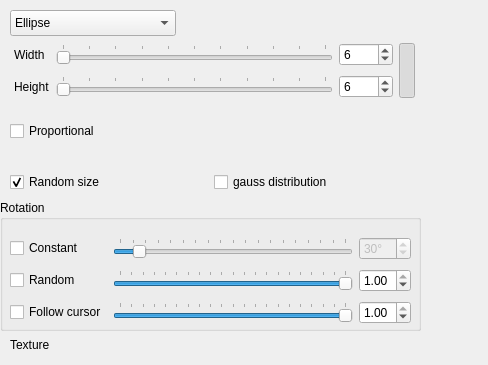
This is krita/plugins/paintops/spray/wdgshapeoptions.ui in KDE/krita as Qt 5 draws it before an edit. The edited form follows.
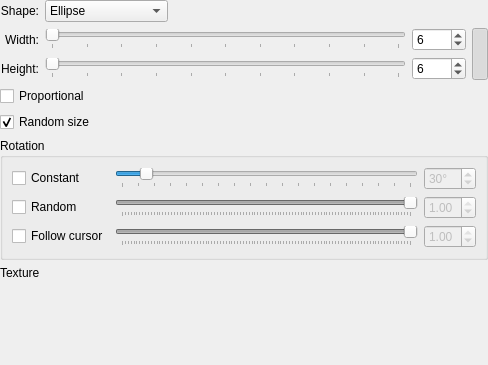
This is the edited form. Custom widgets are drawn as their Qt base class.

Commit message: improve spray option widget, closer to KDE HIG

Diff of the .ui file:
```diff
--- a/krita/plugins/paintops/spray/wdgshapeoptions.ui
+++ b/krita/plugins/paintops/spray/wdgshapeoptions.ui
@@ -25,15 +25,24 @@
     <height>365</height>
    </size>
   </property>
+  <layout class="QVBoxLayout" name="verticalLayout">
+   <property name="margin">
+    <number>0</number>
+   </property>
+   <item>
+    <layout class="QGridLayout" name="gridLayout" columnstretch="0,0,1,0,0">
+     <item row="0" column="0">
+      <widget class="QLabel" name="widthInfoLbl_2">
+       <property name="text">
+        <string>Shape:</string>
+       </property>
+       <property name="alignment">
+        <set>Qt::AlignRight|Qt::AlignTrailing|Qt::AlignVCenter</set>
+       </property>
+      </widget>
+     </item>
+     <item row="0" column="1">
   <widget class="QComboBox" name="shapeBox">
-   <property name="geometry">
-    <rect>
-     <x>10</x>
-     <y>10</y>
-     <width>166</width>
-     <height>26</height>
-    </rect>
-   </property>
    <property name="currentIndex">
     <number>0</number>
    </property>
@@ -63,28 +72,169 @@
     </property>
    </item>
   </widget>
+     </item>
+     <item row="0" column="2" colspan="3">
+      <spacer name="horizontalSpacer">
+       <property name="orientation">
+        <enum>Qt::Horizontal</enum>
+       </property>
+       <property name="sizeHint" stdset="0">
+        <size>
+         <width>198</width>
+         <height>20</height>
+        </size>
+       </property>
+      </spacer>
+     </item>
+     <item row="1" column="0">
+      <widget class="QLabel" name="widthInfoLbl">
+       <property name="text">
+        <string>Width:</string>
+       </property>
+       <property name="alignment">
+        <set>Qt::AlignRight|Qt::AlignTrailing|Qt::AlignVCenter</set>
+       </property>
+      </widget>
+     </item>
+     <item row="1" column="1" colspan="2">
+      <widget class="QSlider" name="widthSlider">
+       <property name="minimum">
+        <number>1</number>
+       </property>
+       <property name="maximum">
+        <number>1000</number>
+       </property>
+       <property name="pageStep">
+        <number>100</number>
+       </property>
+       <property name="orientation">
+        <enum>Qt::Horizontal</enum>
+       </property>
+       <property name="tickPosition">
+        <enum>QSlider::TicksBelow</enum>
+       </property>
+      </widget>
+     </item>
+     <item row="1" column="3">
+      <widget class="QSpinBox" name="widthSpin">
+       <property name="enabled">
+        <bool>true</bool>
+       </property>
+       <property name="minimum">
+        <number>1</number>
+       </property>
+       <property name="maximum">
+        <number>1000</number>
+       </property>
+       <property name="value">
+        <number>6</number>
+       </property>
+      </widget>
+     </item>
+     <item row="1" column="4" rowspan="2">
+      <widget class="QToolButton" name="btnAspect">
+       <property name="sizePolicy">
+        <sizepolicy hsizetype="Minimum" vsizetype="Fixed">
+         <horstretch>0</horstretch>
+         <verstretch>0</verstretch>
+        </sizepolicy>
+       </property>
+       <property name="minimumSize">
+        <size>
+         <width>16</width>
+         <height>0</height>
+        </size>
+       </property>
+       <property name="maximumSize">
+        <size>
+         <width>16</width>
+         <height>32767</height>
+        </size>
+       </property>
+       <property name="text">
+        <string/>
+       </property>
+       <property name="checkable">
+        <bool>true</bool>
+       </property>
+       <property name="checked">
+        <bool>true</bool>
+       </property>
+      </widget>
+     </item>
+     <item row="2" column="0">
+      <widget class="QLabel" name="heightInfoLbl">
+       <property name="text">
+        <string>Height:</string>
+       </property>
+       <property name="alignment">
+        <set>Qt::AlignRight|Qt::AlignTrailing|Qt::AlignVCenter</set>
+       </property>
+      </widget>
+     </item>
+     <item row="2" column="1" colspan="2">
+      <widget class="QSlider" name="heightSlider">
+       <property name="minimum">
+        <number>1</number>
+       </property>
+       <property name="maximum">
+        <number>1000</number>
+       </property>
+       <property name="pageStep">
+        <number>100</number>
+       </property>
+       <property name="orientation">
+        <enum>Qt::Horizontal</enum>
+       </property>
+       <property name="tickPosition">
+        <enum>QSlider::TicksBelow</enum>
+       </property>
+      </widget>
+     </item>
+     <item row="2" column="3">
+      <widget class="QSpinBox" name="heightSpin">
+       <property name="enabled">
+        <bool>true</bool>
+       </property>
+       <property name="minimum">
+        <number>1</number>
+       </property>
+       <property name="maximum">
+        <number>1000</number>
+       </property>
+       <property name="value">
+        <number>6</number>
+       </property>
+      </widget>
+     </item>
+     <item row="3" column="0" colspan="2">
+      <widget class="QCheckBox" name="proportionalBox">
+       <property name="text">
+        <string>Proportional</string>
+       </property>
+       <property name="checked">
+        <bool>false</bool>
+       </property>
+      </widget>
+     </item>
+     <item row="4" column="0" colspan="2">
+      <widget class="QCheckBox" name="jitterShape">
+       <property name="text">
+        <string>Random size</string>
+       </property>
+       <property name="checked">
+        <bool>true</bool>
+       </property>
+      </widget>
+     </item>
+    </layout>
+   </item>
+   <item>
   <widget class="QGroupBox" name="groupBox">
-   <property name="geometry">
-    <rect>
-     <x>0</x>
-     <y>200</y>
-     <width>421</width>
-     <height>131</height>
-    </rect>
-   </property>
    <property name="title">
     <string>Rotation</string>
    </property>
-   <widget class="QWidget" name="layoutWidget">
-    <property name="geometry">
-     <rect>
-      <x>10</x>
-      <y>34</y>
-      <width>401</width>
-      <height>94</height>
-     </rect>
-    </property>
-    <layout class="QGridLayout" name="gridLayout_3">
+     <layout class="QGridLayout" name="gridLayout_2">
      <item row="0" column="0">
       <widget class="QCheckBox" name="fixedRotation">
        <property name="text">
@@ -110,7 +260,7 @@
         <enum>Qt::Horizontal</enum>
        </property>
        <property name="tickPosition">
-        <enum>QSlider::TicksAbove</enum>
+         <enum>QSlider::TicksBelow</enum>
        </property>
       </widget>
      </item>
@@ -145,6 +295,9 @@
      </item>
      <item row="1" column="1">
       <widget class="QSlider" name="randomSlider">
+        <property name="enabled">
+         <bool>false</bool>
+        </property>
        <property name="maximum">
         <number>100</number>
        </property>
@@ -158,12 +311,15 @@
         <enum>Qt::Horizontal</enum>
        </property>
        <property name="tickPosition">
-        <enum>QSlider::TicksAbove</enum>
+         <enum>QSlider::TicksBelow</enum>
        </property>
       </widget>
      </item>
      <item row="1" column="2">
       <widget class="QDoubleSpinBox" name="randomWeightSPBox">
+        <property name="enabled">
+         <bool>false</bool>
+        </property>
        <property name="decimals">
         <number>2</number>
        </property>
@@ -187,6 +343,9 @@
      </item>
      <item row="2" column="1">
       <widget class="QSlider" name="followSlider">
+        <property name="enabled">
+         <bool>false</bool>
+        </property>
        <property name="maximum">
         <number>100</number>
        </property>
@@ -200,12 +359,15 @@
         <enum>Qt::Horizontal</enum>
        </property>
        <property name="tickPosition">
-        <enum>QSlider::TicksAbove</enum>
+         <enum>QSlider::TicksBelow</enum>
        </property>
       </widget>
      </item>
      <item row="2" column="2">
       <widget class="QDoubleSpinBox" name="followCursorWeightSPBox">
+        <property name="enabled">
+         <bool>false</bool>
+        </property>
        <property name="decimals">
         <number>2</number>
        </property>
@@ -222,67 +384,8 @@
      </item>
     </layout>
    </widget>
-  </widget>
-  <widget class="QWidget" name="layoutWidget">
-   <property name="geometry">
-    <rect>
-     <x>10</x>
-     <y>100</y>
-     <width>401</width>
-     <height>62</height>
-    </rect>
-   </property>
-   <layout class="QGridLayout" name="gridLayout_2">
-    <item row="0" column="0" rowspan="2">
-     <widget class="QCheckBox" name="proportionalBox">
-      <property name="text">
-       <string>Proportional</string>
-      </property>
-      <property name="checked">
-       <bool>false</bool>
-      </property>
-     </widget>
-    </item>
-   </layout>
-  </widget>
-  <widget class="QWidget" name="layoutWidget">
-   <property name="geometry">
-    <rect>
-     <x>10</x>
-     <y>170</y>
-     <width>401</width>
-     <height>25</height>
-    </rect>
-   </property>
-   <layout class="QHBoxLayout" name="horizontalLayout">
+   </item>
     <item>
-     <widget class="QCheckBox" name="jitterShape">
-      <property name="text">
-       <string>Random size</string>
-      </property>
-      <property name="checked">
-       <bool>true</bool>
-      </property>
-     </widget>
-    </item>
-    <item>
-     <widget class="QCheckBox" name="gaussBox">
-      <property name="text">
-       <string>gauss distribution</string>
-      </property>
-     </widget>
-    </item>
-   </layout>
-  </widget>
-  <widget class="QWidget" name="layoutWidget">
-   <property name="geometry">
-    <rect>
-     <x>10</x>
-     <y>330</y>
-     <width>401</width>
-     <height>30</height>
-    </rect>
-   </property>
    <layout class="QHBoxLayout" name="horizontalLayout_2">
     <item>
      <widget class="QLabel" name="label">
@@ -295,134 +398,21 @@
      <widget class="KUrlRequester" name="imageUrl"/>
     </item>
    </layout>
-  </widget>
-  <widget class="QWidget" name="layoutWidget">
-   <property name="geometry">
-    <rect>
-     <x>14</x>
-     <y>40</y>
-     <width>401</width>
-     <height>62</height>
-    </rect>
-   </property>
-   <layout class="QGridLayout" name="gridLayout">
-    <item row="0" column="0">
-     <widget class="QLabel" name="widthInfoLbl">
-      <property name="text">
-       <string>Width</string>
-      </property>
-     </widget>
-    </item>
-    <item row="0" column="1">
-     <widget class="QSlider" name="widthSlider">
-      <property name="minimum">
-       <number>1</number>
-      </property>
-      <property name="maximum">
-       <number>1000</number>
-      </property>
-      <property name="pageStep">
-       <number>100</number>
-      </property>
+   </item>
+   <item>
+    <spacer name="verticalSpacer">
       <property name="orientation">
-       <enum>Qt::Horizontal</enum>
-      </property>
-      <property name="tickPosition">
-       <enum>QSlider::TicksAbove</enum>
-      </property>
-     </widget>
-    </item>
-    <item row="0" column="2">
-     <widget class="QSpinBox" name="widthSpin">
-      <property name="enabled">
-       <bool>true</bool>
-      </property>
-      <property name="minimum">
-       <number>1</number>
-      </property>
-      <property name="maximum">
-       <number>1000</number>
-      </property>
-      <property name="value">
-       <number>6</number>
-      </property>
-     </widget>
-    </item>
-    <item row="0" column="3" rowspan="2">
-     <widget class="QToolButton" name="btnAspect">
-      <property name="sizePolicy">
-       <sizepolicy hsizetype="Minimum" vsizetype="Fixed">
-        <horstretch>0</horstretch>
-        <verstretch>0</verstretch>
-       </sizepolicy>
-      </property>
-      <property name="minimumSize">
+      <enum>Qt::Vertical</enum>
+     </property>
+     <property name="sizeHint" stdset="0">
        <size>
-        <width>16</width>
-        <height>0</height>
-       </size>
-      </property>
-      <property name="maximumSize">
-       <size>
-        <width>16</width>
-        <height>32767</height>
-       </size>
-      </property>
-      <property name="text">
-       <string/>
-      </property>
-      <property name="checkable">
-       <bool>true</bool>
-      </property>
-      <property name="checked">
-       <bool>true</bool>
-      </property>
-     </widget>
-    </item>
-    <item row="1" column="0">
-     <widget class="QLabel" name="heightInfoLbl">
-      <property name="text">
-       <string>Height</string>
-      </property>
-     </widget>
-    </item>
-    <item row="1" column="1">
-     <widget class="QSlider" name="heightSlider">
-      <property name="minimum">
-       <number>1</number>
-      </property>
-      <property name="maximum">
-       <number>1000</number>
-      </property>
-      <property name="pageStep">
-       <number>100</number>
-      </property>
-      <property name="orientation">
-       <enum>Qt::Horizontal</enum>
-      </property>
-      <property name="tickPosition">
-       <enum>QSlider::TicksAbove</enum>
-      </property>
-     </widget>
-    </item>
-    <item row="1" column="2">
-     <widget class="QSpinBox" name="heightSpin">
-      <property name="enabled">
-       <bool>true</bool>
-      </property>
-      <property name="minimum">
-       <number>1</number>
-      </property>
-      <property name="maximum">
-       <number>1000</number>
-      </property>
-      <property name="value">
-       <number>6</number>
-      </property>
-     </widget>
-    </item>
-   </layout>
-  </widget>
+       <width>20</width>
+       <height>37</height>
+      </size>
+     </property>
+    </spacer>
+   </item>
+  </layout>
  </widget>
  <customwidgets>
   <customwidget>
```
Left out of the diff: 16 changed lines with no effect on the pictures. Lines whose indentation alone changed are shown as unchanged. The commit also changes 7 other files.
